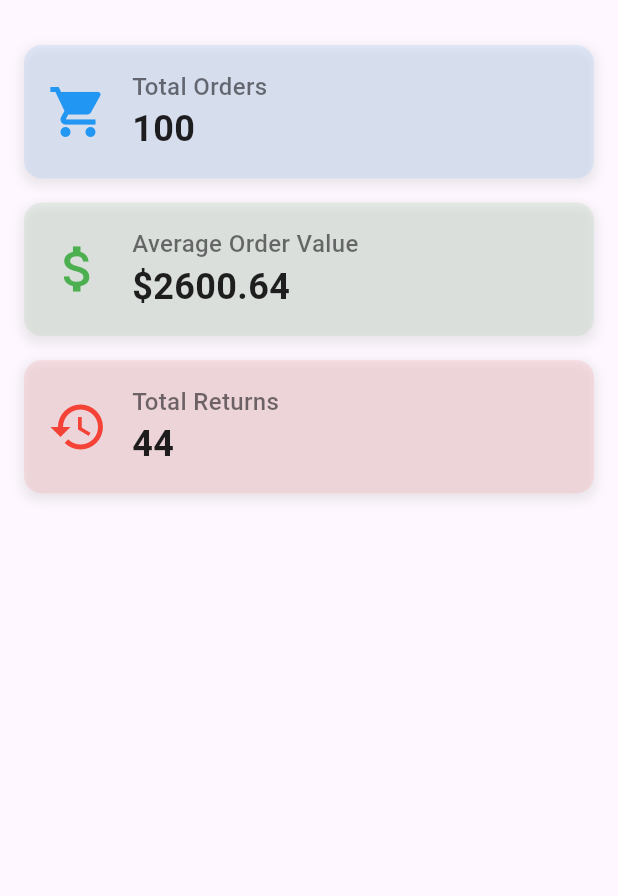
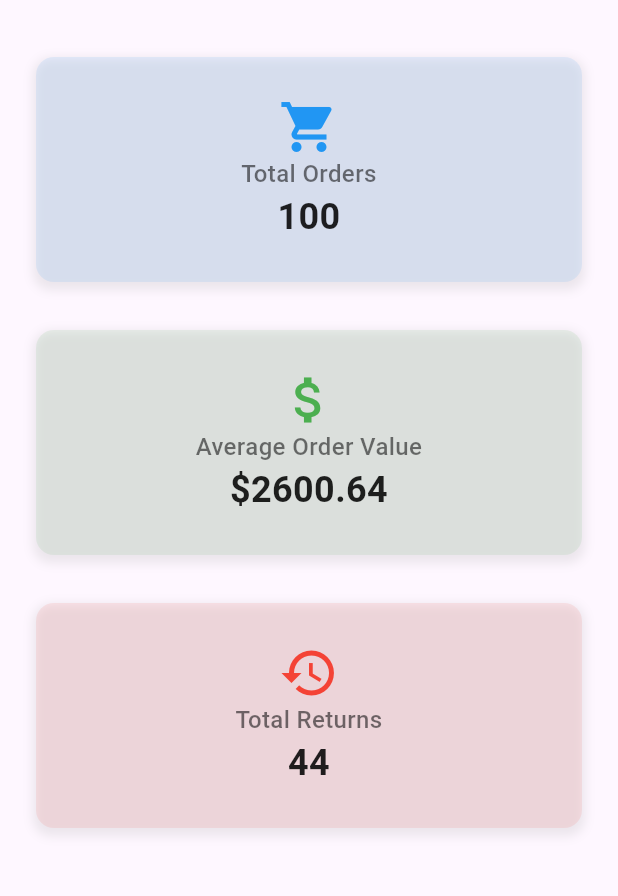
Before and after one commit to Mahmoudhweedy/order_test_app, a Flutter app: the screen it shows after launch, on a phone screen of 412 x 824 dp, the part 258-1154 px from its top. Run offline on Flutter 3.47's test engine with Material 3 defaults, Android fonts, the phone set to English and light mode, and no system bars; our stand-ins replace equatable, fl_chart, get_it.

```diff
--- a/lib/presentation/screens/metrics_screen.dart
+++ b/lib/presentation/screens/metrics_screen.dart
@@ -1,6 +1,7 @@
 import 'package:flutter/material.dart';
 import 'package:provider/provider.dart';
 
+import '../../domain/entities/order_metrics.dart';
 import '../provider/orders_provider.dart';
 import '../widgets/metric_card.dart';
 
@@ -16,9 +17,24 @@ class MetricsScreen extends StatelessWidget {
           final metrics = provider.orderMetrics;
           return Padding(
             padding: const EdgeInsets.all(16.0),
-            child: Column(
+            child: MediaQuery.sizeOf(context).width < 500
+                ? Column(
                     crossAxisAlignment: CrossAxisAlignment.stretch,
-              children: [
+                    children: metricList(metrics))
+                : SizedBox(
+                    height: MediaQuery.sizeOf(context).height * 0.3,
+                    child: Row(
+                      mainAxisAlignment: MainAxisAlignment.spaceEvenly,
+                      children: metricList(metrics),
+                    ),
+                  ),
+          );
+        },
+      ),
+    );
+  }
+
+  List<Widget> metricList(OrderMetrics metrics) => [
         MetricCard(
           title: 'Total Orders',
           value: metrics.totalCount.toString(),
@@ -39,11 +55,5 @@ class MetricsScreen extends StatelessWidget {
           icon: Icons.restore,
           color: Colors.red,
         ),
-              ],
-            ),
-          );
-        },
-      ),
-    );
+      ];
 }
-}
--- a/lib/presentation/screens/order_chart_screen.dart
+++ b/lib/presentation/screens/order_chart_screen.dart
@@ -24,8 +24,7 @@ class OrdersChartScreen extends StatelessWidget {
           return Padding(
             padding: const EdgeInsets.all(16.0),
             child: dataPoints.isNotEmpty
-                ? Expanded(
-                    child: LineChart(
+                ? LineChart(
                     LineChartData(
                       borderData: FlBorderData(show: false),
                       gridData: FlGridData(
@@ -93,9 +92,12 @@ class OrdersChartScreen extends StatelessWidget {
                           color: Colors.teal,
                           dotData: const FlDotData(show: true),
                           spots: dataPoints,
+                          belowBarData: BarAreaData(
+                            show: true,
+                            color: Colors.teal.withOpacity(0.3),
+                          ),
                         ),
                       ],
-                      ),
                     ),
                   )
                 : const Center(
--- a/lib/presentation/widgets/metric_card.dart
+++ b/lib/presentation/widgets/metric_card.dart
@@ -8,7 +8,6 @@ class MetricCard extends StatelessWidget {
     required this.icon,
     required this.color,
   });
-
   final String title;
   final String value;
   final IconData icon;
@@ -16,6 +15,9 @@ class MetricCard extends StatelessWidget {
   @override
   Widget build(BuildContext context) {
     return Container(
+      width: MediaQuery.of(context).size.width * 0.25,
+      margin: const EdgeInsets.all(8),
+      height: 150,
       decoration: BoxDecoration(
         color: color.withOpacity(0.1),
         borderRadius: BorderRadius.circular(12),
@@ -30,15 +32,18 @@ class MetricCard extends StatelessWidget {
       ),
       child: Padding(
         padding: const EdgeInsets.all(16.0),
-        child: Row(
+        child: Column(
+          mainAxisAlignment: MainAxisAlignment.center,
           children: [
             Icon(icon, color: color, size: 40),
             const SizedBox(width: 16),
             Column(
-              crossAxisAlignment: CrossAxisAlignment.start,
+              crossAxisAlignment: CrossAxisAlignment.center,
+              mainAxisAlignment: MainAxisAlignment.center,
               children: [
                 Text(
                   title,
+                  textAlign: TextAlign.center,
                   style: const TextStyle(
                     fontSize: 16,
                     color: Colors.black54,
@@ -47,6 +52,7 @@ class MetricCard extends StatelessWidget {
                 ),
                 Text(
                   value,
+                  textAlign: TextAlign.center,
                   style: const TextStyle(
                     fontSize: 24,
                     color: Colors.black87,
```
Lines whose indentation alone changed are shown as unchanged.
